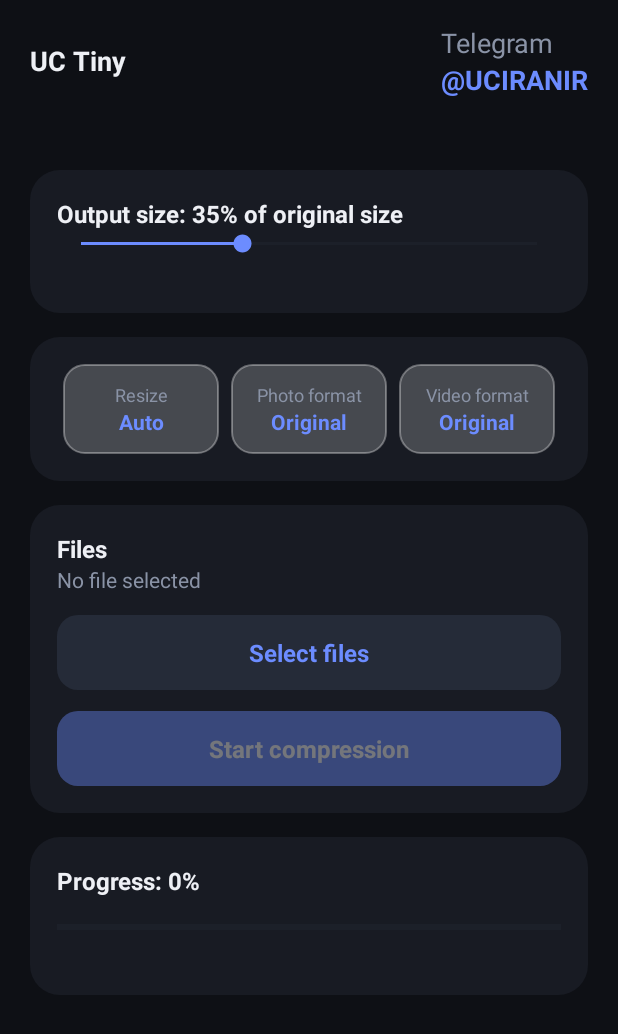
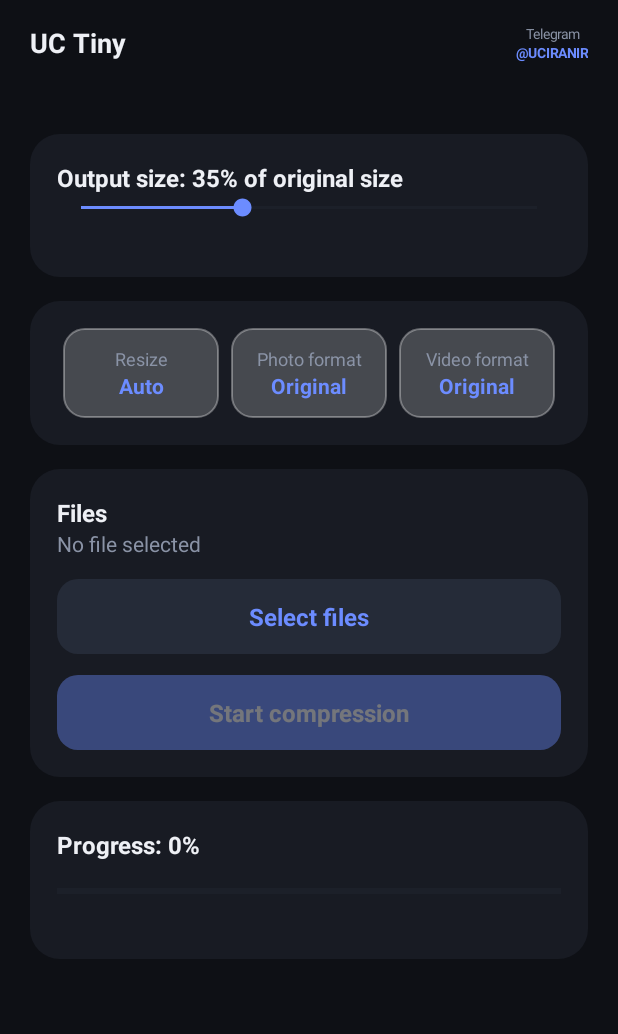
Before and after one commit to UCIRANX/Compress, an Android app: the screen it shows after launch (MainActivity), on a phone screen of 412 x 824 dp. Shown: the top 1034 px of the screen. Run offline under Robolectric (Android 15) with nearby library versions, the phone set to English and light mode, and no system bars.

Commit message:
apply uploaded zip

```diff
--- a/android/app/src/main/java/com/example/compressor/MainActivity.java
+++ b/android/app/src/main/java/com/example/compressor/MainActivity.java
@@ -268,8 +268,13 @@ public class MainActivity extends Activity {
 
         LinearLayout contact = new LinearLayout(this);
         contact.setOrientation(LinearLayout.VERTICAL);
-        contact.addView(text(getString(R.string.telegram_label), 18, C_MUTED, false));
-        contact.addView(text(getString(R.string.telegram_handle), 18, C_ACCENT, true));
+        contact.setGravity(Gravity.CENTER_HORIZONTAL);
+        TextView tgLabel = text(getString(R.string.telegram_label), 9, C_MUTED, false);
+        TextView tgHandle = text(getString(R.string.telegram_handle), 9, C_ACCENT, true);
+        tgLabel.setGravity(Gravity.CENTER);
+        tgHandle.setGravity(Gravity.CENTER);
+        contact.addView(tgLabel);
+        contact.addView(tgHandle);
         contact.setClickable(true);
         contact.setOnClickListener(v -> openTelegram());
         h.addView(contact);
--- a/android/app/src/main/res/values/colors.xml
+++ b/android/app/src/main/res/values/colors.xml
@@ -1,4 +1,4 @@
 <?xml version="1.0" encoding="utf-8"?>
 <resources>
-    <color name="ic_launcher_background">#F1F7FC</color>
+    <color name="ic_launcher_background">#21405F</color>
 </resources>
```
Also changed, not shown: android/app/src/main/res/drawable-nodpi/ic_launcher_foreground.png, 2 other files.
